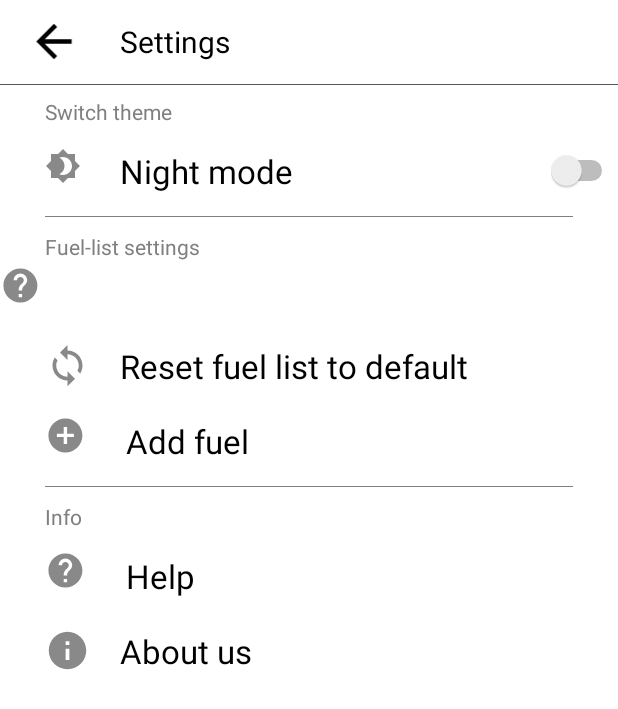
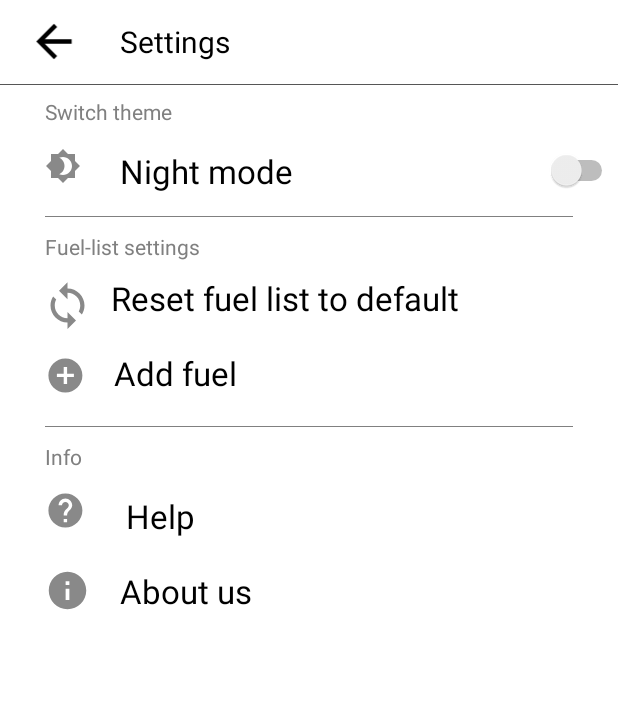
Before and after one commit to CyberSoftStudio/FuelCalc, an Android app: the SettingsActivity screen opened directly, with no data from a screen before it, on a phone screen of 412 x 824 dp. Shown: the top 709 px of the screen. Run offline under Robolectric (Android 15) with nearby library versions, the phone set to English and light mode, and no system bars; libraries missing offline, so code that uses them is left out: io.realm; 3 statements that could not run were skipped.

Commit message:
xml refactoring

```diff
--- a/app/src/main/res/layout/settings_activity.xml
+++ b/app/src/main/res/layout/settings_activity.xml
@@ -120,74 +120,35 @@
         android:textSize="14sp" />
 
     <TextView
+        android:id="@+id/reset_fuel_btn"
         android:layout_width="match_parent"
         android:layout_height="40dp"
-        android:drawableLeft="@drawable/ic_baseline_help_24px"
-        />
+        android:layout_marginTop="10dp"
 
+        android:clickable="true"
+        android:paddingStart="28dp"
+        android:drawableStart="@drawable/ic_baseline_loop_24px"
+        android:text="@string/reset_fuel_list_to_default"
+        android:textSize="@dimen/textButtonSize"
+        android:drawablePadding="12dp"
+        tools:ignore="RtlSymmetry"
+        android:onClick="onClickResetDefaultBtn"
+        android:focusable="true" />
 
-    <LinearLayout
-        android:id="@+id/reset_layout"
+    <TextView
+        android:id="@+id/add_fuel_btn"
         android:layout_width="match_parent"
-        android:layout_height="wrap_content"
+        android:layout_height="40dp"
         android:layout_marginTop="10dp"
         android:clickable="true"
-        android:onClick="onClickResetDefaultBtn"
-        android:orientation="horizontal"
-        android:focusable="true">
-
-        <ImageView
-            android:layout_width="30dp"
-            android:layout_height="30dp"
-            android:layout_gravity="center_vertical"
-            android:layout_marginStart="30dp"
-            android:src="@drawable/ic_baseline_loop_24px"
-            android:contentDescription="@string/reset" />
-
-        <TextView
-            android:id="@+id/reset_fuel_btn"
-            android:layout_width="match_parent"
-            android:layout_height="40dp"
-            android:background="@null"
-            android:gravity="center_vertical"
-            android:paddingEnd="10dp"
-            android:paddingStart="20dp"
-            android:text="@string/reset_fuel_list_to_default"
-            android:textAllCaps="false"
-            android:textSize="@dimen/textButtonSize" />
-    </LinearLayout>
-
-
-    <LinearLayout
-        android:id="@+id/add_fuel_layout"
-        android:layout_width="match_parent"
-        android:layout_height="wrap_content"
-        android:layout_marginTop="10dp"
-        android:clickable="true"
+        android:paddingStart="30dp"
+        android:drawableStart="@drawable/ic_baseline_add_circle_24px"
+        android:text="@string/add_fuel"
+        android:textSize="@dimen/textButtonSize"
+        android:drawablePadding="12dp"
+        tools:ignore="RtlSymmetry"
         android:onClick="onClickAddBtn"
-        android:orientation="horizontal"
-        android:focusable="true">
-
-        <ImageView
-            android:layout_width="34dp"
-            android:layout_height="34dp"
-            android:layout_gravity="center_vertical"
-            android:layout_marginStart="30dp"
-            android:src="@drawable/ic_baseline_add_circle_24px"
-            android:contentDescription="@string/add" />
-
-        <TextView
-            android:id="@+id/add_fuel_btn"
-            android:layout_width="match_parent"
-            android:layout_height="40dp"
-            android:background="@null"
-            android:gravity="center_vertical"
-            android:paddingStart="20dp"
-            android:text="@string/add_fuel"
-            android:textAllCaps="false"
-            android:textSize="@dimen/textButtonSize"
-            tools:ignore="RtlSymmetry" />
-    </LinearLayout>
+        android:focusable="true" />
 
 
     <include
```
